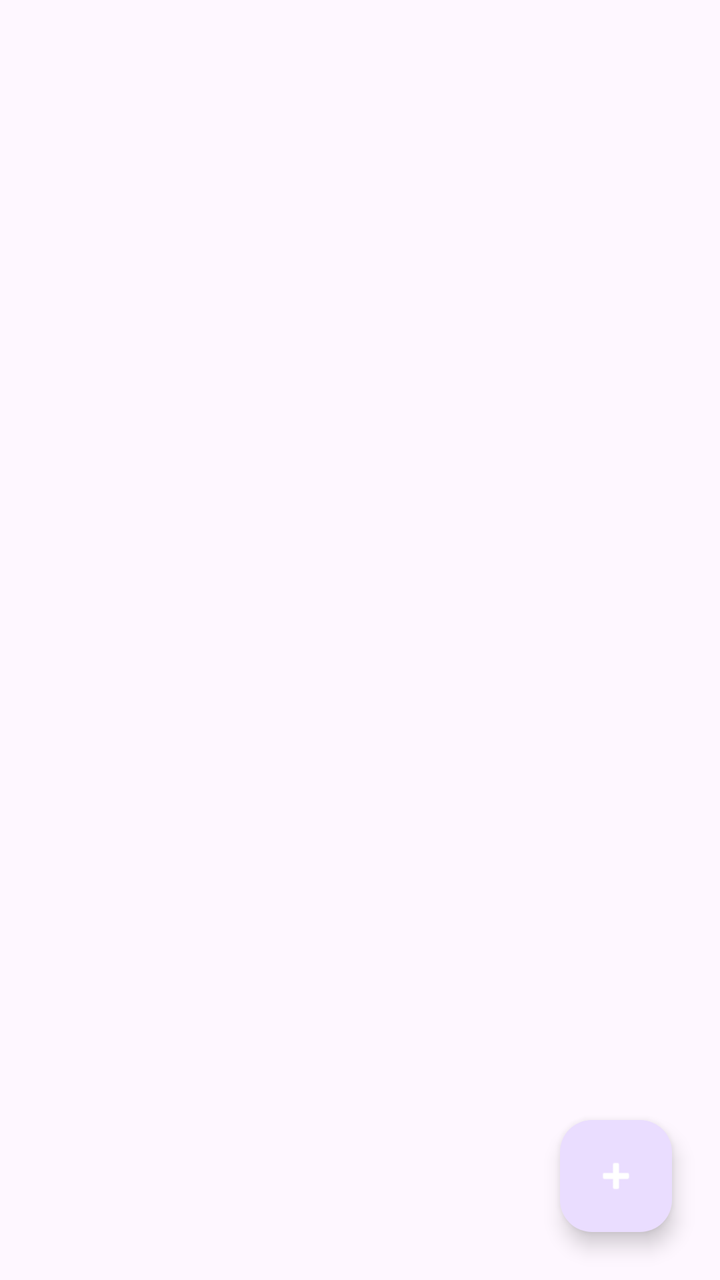
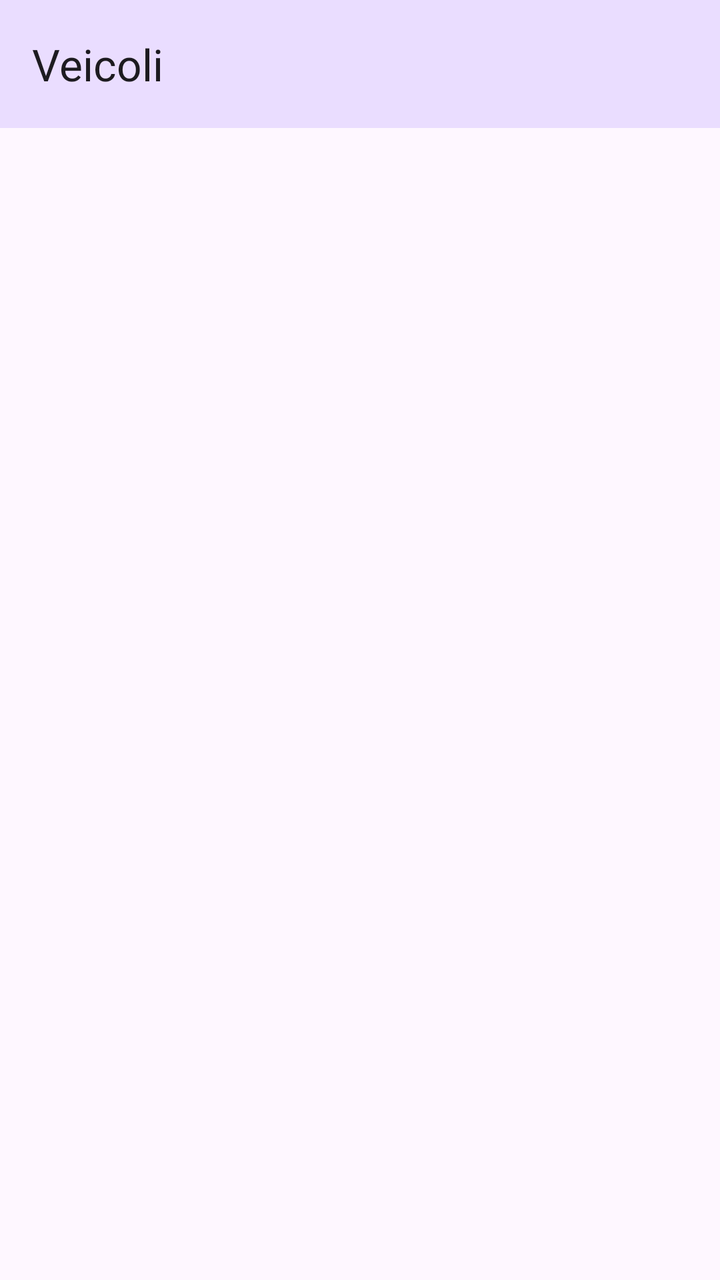

The first picture is an Android layout as it rendered before a commit; the second is the same layout after the commit. The layout source and the unified diff follow.
<!-- AndroidManifest.xml: application theme Theme.ParkingMate -->
<!-- res/layout/fragment_vehicles.xml -->
<?xml version="1.0" encoding="utf-8"?>
<FrameLayout xmlns:android="http://schemas.android.com/apk/res/android"
    xmlns:app="http://schemas.android.com/apk/res-auto"
    android:layout_width="match_parent"
    android:layout_height="match_parent">

    <androidx.recyclerview.widget.RecyclerView
        android:id="@+id/rvVehicles"
        android:layout_width="match_parent"
        android:layout_height="match_parent"
        android:padding="8dp" />

    <com.google.android.material.floatingactionbutton.FloatingActionButton
        android:id="@+id/fabAddVehicle"
        android:layout_width="wrap_content"
        android:layout_height="wrap_content"
        android:layout_gravity="bottom|end"
        android:layout_margin="24dp"
        android:src="@android:drawable/ic_input_add"
        app:tint="@android:color/white" />

</FrameLayout>
<!-- resources referenced by this layout -->
<resources>
  <style name="Theme.ParkingMate" parent="Base.Theme.ParkingMate" />
  <style name="Base.Theme.ParkingMate" parent="Theme.Material3.DayNight.NoActionBar">
          
          
      </style>
</resources>

<!-- the commit's change to res/layout/fragment_vehicles.xml (unified diff, before → after) -->
@@ -1,22 +1,25 @@
 <?xml version="1.0" encoding="utf-8"?>
-<FrameLayout xmlns:android="http://schemas.android.com/apk/res/android"
+<LinearLayout xmlns:android="http://schemas.android.com/apk/res/android"
     xmlns:app="http://schemas.android.com/apk/res-auto"
     android:layout_width="match_parent"
-    android:layout_height="match_parent">
+    android:layout_height="match_parent"
+    android:orientation="vertical"
+    android:fitsSystemWindows="true">
 
+    
+    <com.google.android.material.appbar.MaterialToolbar
+        android:id="@+id/topAppBar"
+        android:layout_width="match_parent"
+        android:layout_height="wrap_content"
+        android:background="?attr/colorPrimaryContainer"
+        app:title="Veicoli" />
+
+    
     <androidx.recyclerview.widget.RecyclerView
         android:id="@+id/rvVehicles"
         android:layout_width="match_parent"
         android:layout_height="match_parent"
-        android:padding="8dp" />
+        android:padding="8dp"
+        android:clipToPadding="false" />
 
-    <com.google.android.material.floatingactionbutton.FloatingActionButton
-        android:id="@+id/fabAddVehicle"
-        android:layout_width="wrap_content"
-        android:layout_height="wrap_content"
-        android:layout_gravity="bottom|end"
-        android:layout_margin="24dp"
-        android:src="@android:drawable/ic_input_add"
-        app:tint="@android:color/white" />
-
-</FrameLayout>
+</LinearLayout>
